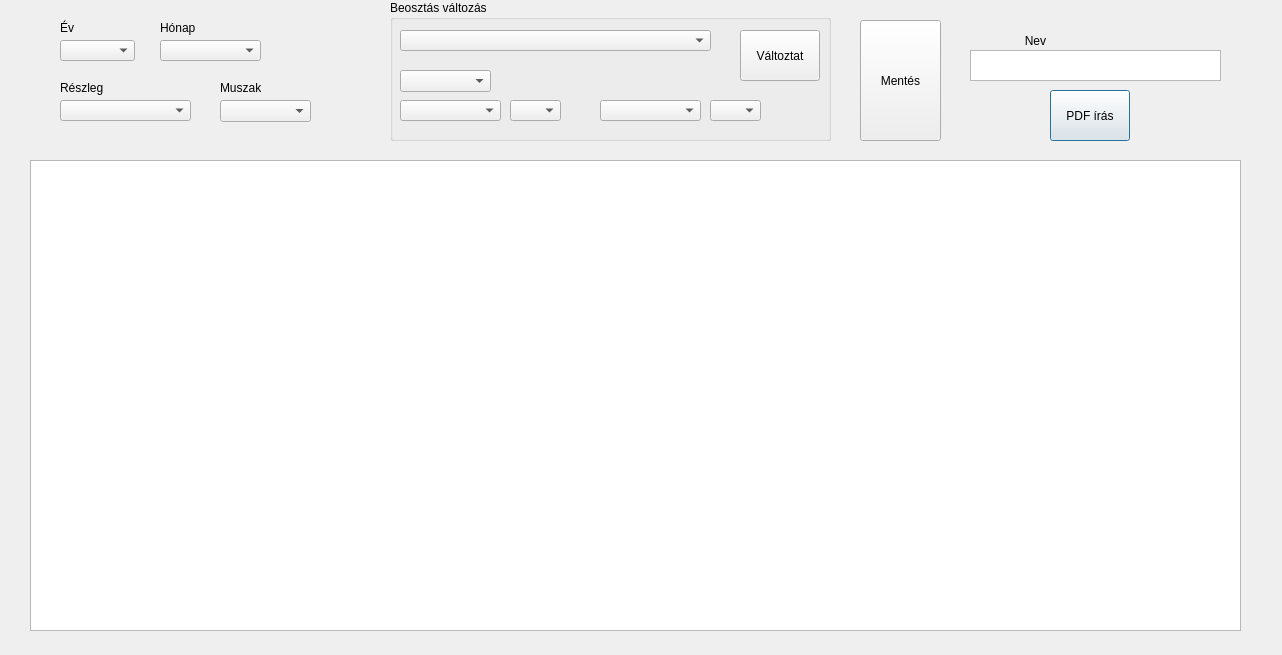
belakovi/beosztaskezelo, file general.ui: the form before one commit.
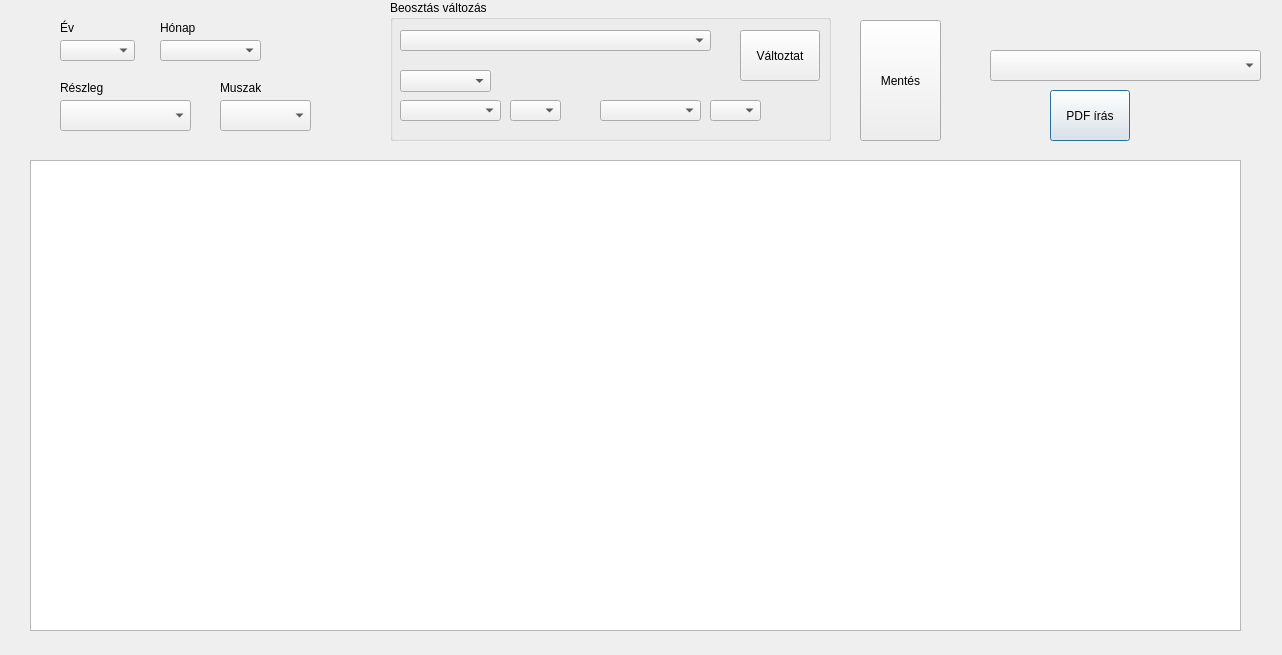
The form after the commit.

Commit message: szemelyes pdf

What changed in the file:
```diff
--- a/general.ui
+++ b/general.ui
@@ -78,7 +78,7 @@
      <x>60</x>
      <y>100</y>
      <width>131</width>
-     <height>21</height>
+     <height>31</height>
     </rect>
    </property>
    <property name="font">
@@ -122,7 +122,7 @@
      <x>220</x>
      <y>100</y>
      <width>91</width>
-     <height>22</height>
+     <height>31</height>
     </rect>
    </property>
    <property name="font">
@@ -147,32 +147,6 @@
     <string>PDF írás</string>
    </property>
   </widget>
-  <widget class="QTextEdit" name="pdfNev">
-   <property name="geometry">
-    <rect>
-     <x>970</x>
-     <y>50</y>
-     <width>251</width>
-     <height>31</height>
-    </rect>
-   </property>
-  </widget>
-  <widget class="QLabel" name="label_3">
-   <property name="geometry">
-    <rect>
-     <x>930</x>
-     <y>30</y>
-     <width>211</width>
-     <height>21</height>
-    </rect>
-   </property>
-   <property name="text">
-    <string>Nev</string>
-   </property>
-   <property name="alignment">
-    <set>Qt::AlignCenter</set>
-   </property>
-  </widget>
   <widget class="QLabel" name="label_4">
    <property name="geometry">
     <rect>
@@ -358,6 +332,16 @@
     <string>Mentés</string>
    </property>
   </widget>
+  <widget class="QComboBox" name="pdfCcombo">
+   <property name="geometry">
+    <rect>
+     <x>990</x>
+     <y>50</y>
+     <width>271</width>
+     <height>31</height>
+    </rect>
+   </property>
+  </widget>
  </widget>
  <resources/>
  <connections/>
```
The commit also changes 2 other files.
